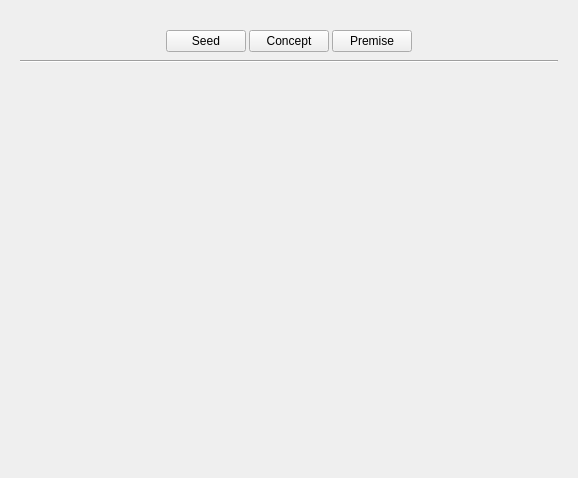
Qt form ui/premise_builder_widget.ui (zkovari/plotlyst) before a commit.
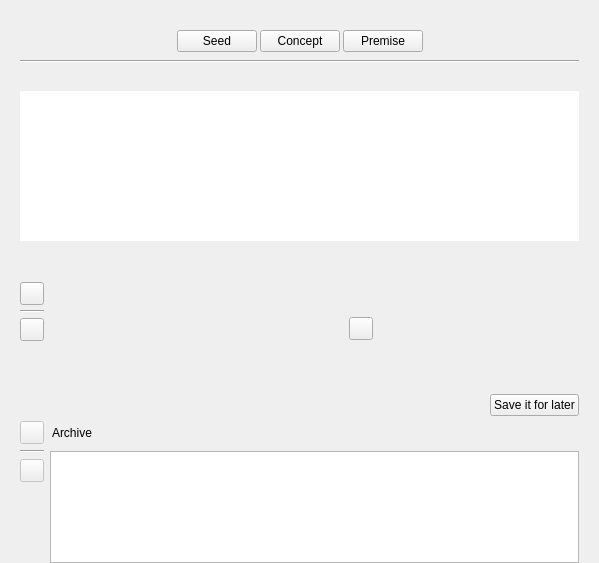
The same form after that commit. The open tabs and pages were chosen to show the change. Custom widgets are drawn as their Qt base class.

Commit message:
Premise panel in premise document (#1052)
* Premise panel in premise document

* list model

* progress

* style

* keywords editor

* premise lineeditor

* focus

* save

* delay edit

* delay edit

* PremiseKeyword class

* edit

* insert keywords

* highlight

* save

* counter

* sidebar

* add wc

* remove premise from archive

* restore

* reset

```diff
--- a/ui/premise_builder_widget.ui
+++ b/ui/premise_builder_widget.ui
@@ -6,8 +6,8 @@
    <rect>
     <x>0</x>
     <y>0</y>
-    <width>578</width>
-    <height>478</height>
+    <width>599</width>
+    <height>563</height>
    </rect>
   </property>
   <property name="windowTitle">
@@ -492,6 +492,475 @@
        <property name="bottomMargin">
         <number>0</number>
        </property>
+       <item>
+        <widget class="QScrollArea" name="scrollArea_3">
+         <property name="frameShape">
+          <enum>QFrame::NoFrame</enum>
+         </property>
+         <property name="widgetResizable">
+          <bool>true</bool>
+         </property>
+         <widget class="QWidget" name="scrollAreaWidgetContents_3">
+          <property name="geometry">
+           <rect>
+            <x>0</x>
+            <y>0</y>
+            <width>559</width>
+            <height>477</height>
+           </rect>
+          </property>
+          <property name="sizePolicy">
+           <sizepolicy hsizetype="Preferred" vsizetype="Expanding">
+            <horstretch>0</horstretch>
+            <verstretch>0</verstretch>
+           </sizepolicy>
+          </property>
+          <property name="relaxed-white-bg" stdset="0">
+           <bool>true</bool>
+          </property>
+          <layout class="QVBoxLayout" name="verticalLayout_7">
+           <property name="spacing">
+            <number>5</number>
+           </property>
+           <property name="leftMargin">
+            <number>0</number>
+           </property>
+           <property name="topMargin">
+            <number>0</number>
+           </property>
+           <property name="rightMargin">
+            <number>0</number>
+           </property>
+           <property name="bottomMargin">
+            <number>0</number>
+           </property>
+           <item>
+            <widget class="Subtitle" name="subtitleConcept2" native="true">
+             <property name="title" stdset="0">
+              <string>Concept</string>
+             </property>
+             <property name="description" stdset="0">
+              <string>Your selected questions that you wish to express in a premise</string>
+             </property>
+             <property name="icon" stdset="0">
+              <string>fa5s.question-circle</string>
+             </property>
+            </widget>
+           </item>
+           <item>
+            <widget class="QListView" name="listSelectedQuestions">
+             <property name="sizePolicy">
+              <sizepolicy hsizetype="Expanding" vsizetype="Minimum">
+               <horstretch>0</horstretch>
+               <verstretch>0</verstretch>
+              </sizepolicy>
+             </property>
+             <property name="maximumSize">
+              <size>
+               <width>16777215</width>
+               <height>150</height>
+              </size>
+             </property>
+             <property name="frameShape">
+              <enum>QFrame::NoFrame</enum>
+             </property>
+             <property name="selectionMode">
+              <enum>QAbstractItemView::NoSelection</enum>
+             </property>
+             <property name="isWrapping" stdset="0">
+              <bool>false</bool>
+             </property>
+             <property name="viewMode">
+              <enum>QListView::ListMode</enum>
+             </property>
+             <property name="selectionRectVisible">
+              <bool>false</bool>
+             </property>
+            </widget>
+           </item>
+           <item>
+            <widget class="Subtitle" name="subtitlePremise" native="true">
+             <property name="title" stdset="0">
+              <string>Premise</string>
+             </property>
+             <property name="description" stdset="0">
+              <string>Based on the concept, write a 1-2 sentence-long summary that encapsulates the story's code idea, typically including the main character, their goal, conflict, and stakes</string>
+             </property>
+             <property name="icon" stdset="0">
+              <string>fa5s.scroll</string>
+             </property>
+            </widget>
+           </item>
+           <item alignment="Qt::AlignRight">
+            <widget class="WordsDisplay" name="lblWordCount">
+             <property name="sizePolicy">
+              <sizepolicy hsizetype="Preferred" vsizetype="Maximum">
+               <horstretch>0</horstretch>
+               <verstretch>0</verstretch>
+              </sizepolicy>
+             </property>
+             <property name="text">
+              <string/>
+             </property>
+             <property name="description" stdset="0">
+              <bool>true</bool>
+             </property>
+            </widget>
+           </item>
+           <item>
+            <widget class="QWidget" name="widget_2" native="true">
+             <layout class="QHBoxLayout" name="horizontalLayout_3">
+              <property name="spacing">
+               <number>1</number>
+              </property>
+              <property name="leftMargin">
+               <number>0</number>
+              </property>
+              <property name="topMargin">
+               <number>10</number>
+              </property>
+              <property name="rightMargin">
+               <number>0</number>
+              </property>
+              <property name="bottomMargin">
+               <number>45</number>
+              </property>
+              <item>
+               <widget class="QWidget" name="widget_3" native="true">
+                <layout class="QVBoxLayout" name="verticalLayout_8">
+                 <property name="spacing">
+                  <number>3</number>
+                 </property>
+                 <property name="leftMargin">
+                  <number>0</number>
+                 </property>
+                 <property name="topMargin">
+                  <number>0</number>
+                 </property>
+                 <property name="rightMargin">
+                  <number>0</number>
+                 </property>
+                 <property name="bottomMargin">
+                  <number>0</number>
+                 </property>
+                 <item>
+                  <widget class="QToolButton" name="btnPremiseHighlight">
+                   <property name="cursor">
+                    <cursorShape>PointingHandCursor</cursorShape>
+                   </property>
+                   <property name="toolTip">
+                    <string>Highlight keywords in premise</string>
+                   </property>
+                   <property name="text">
+                    <string/>
+                   </property>
+                   <property name="checkable">
+                    <bool>true</bool>
+                   </property>
+                   <property name="transparent" stdset="0">
+                    <bool>true</bool>
+                   </property>
+                  </widget>
+                 </item>
+                 <item>
+                  <widget class="Line" name="line_2">
+                   <property name="orientation">
+                    <enum>Qt::Horizontal</enum>
+                   </property>
+                  </widget>
+                 </item>
+                 <item>
+                  <widget class="QToolButton" name="btnPremiseClear">
+                   <property name="cursor">
+                    <cursorShape>PointingHandCursor</cursorShape>
+                   </property>
+                   <property name="toolTip">
+                    <string>Reset current premise without saving it</string>
+                   </property>
+                   <property name="text">
+                    <string/>
+                   </property>
+                   <property name="transparent" stdset="0">
+                    <bool>true</bool>
+                   </property>
+                  </widget>
+                 </item>
+                </layout>
+               </widget>
+              </item>
+              <item>
+               <widget class="QWidget" name="wdgAttributesParent" native="true">
+                <layout class="QHBoxLayout" name="horizontalLayout_6">
+                 <property name="spacing">
+                  <number>3</number>
+                 </property>
+                 <property name="leftMargin">
+                  <number>2</number>
+                 </property>
+                 <property name="topMargin">
+                  <number>35</number>
+                 </property>
+                 <property name="rightMargin">
+                  <number>2</number>
+                 </property>
+                 <property name="bottomMargin">
+                  <number>2</number>
+                 </property>
+                 <item>
+                  <spacer name="horizontalSpacer_5">
+                   <property name="orientation">
+                    <enum>Qt::Horizontal</enum>
+                   </property>
+                   <property name="sizeType">
+                    <enum>QSizePolicy::Fixed</enum>
+                   </property>
+                   <property name="sizeHint" stdset="0">
+                    <size>
+                     <width>40</width>
+                     <height>20</height>
+                    </size>
+                   </property>
+                  </spacer>
+                 </item>
+                 <item>
+                  <widget class="QWidget" name="wdgPremiseParent" native="true">
+                   <property name="sizePolicy">
+                    <sizepolicy hsizetype="Expanding" vsizetype="Maximum">
+                     <horstretch>0</horstretch>
+                     <verstretch>0</verstretch>
+                    </sizepolicy>
+                   </property>
+                   <property name="maximumSize">
+                    <size>
+                     <width>1200</width>
+                     <height>16777215</height>
+                    </size>
+                   </property>
+                   <layout class="QHBoxLayout" name="horizontalLayout_7">
+                    <property name="spacing">
+                     <number>3</number>
+                    </property>
+                    <property name="leftMargin">
+                     <number>100</number>
+                    </property>
+                    <property name="topMargin">
+                     <number>2</number>
+                    </property>
+                    <property name="rightMargin">
+                     <number>2</number>
+                    </property>
+                    <property name="bottomMargin">
+                     <number>2</number>
+                    </property>
+                    <item alignment="Qt::AlignHCenter">
+                     <widget class="QToolButton" name="btnPremiseIcon">
+                      <property name="text">
+                       <string/>
+                      </property>
+                      <property name="transparent" stdset="0">
+                       <bool>true</bool>
+                      </property>
+                     </widget>
+                    </item>
+                   </layout>
+                  </widget>
+                 </item>
+                 <item>
+                  <spacer name="horizontalSpacer_7">
+                   <property name="orientation">
+                    <enum>Qt::Horizontal</enum>
+                   </property>
+                   <property name="sizeType">
+                    <enum>QSizePolicy::Fixed</enum>
+                   </property>
+                   <property name="sizeHint" stdset="0">
+                    <size>
+                     <width>40</width>
+                     <height>20</height>
+                    </size>
+                   </property>
+                  </spacer>
+                 </item>
+                </layout>
+               </widget>
+              </item>
+             </layout>
+            </widget>
+           </item>
+           <item alignment="Qt::AlignRight">
+            <widget class="QPushButton" name="btnSavePremise">
+             <property name="cursor">
+              <cursorShape>PointingHandCursor</cursorShape>
+             </property>
+             <property name="text">
+              <string>Save it for later</string>
+             </property>
+             <property name="base" stdset="0">
+              <bool>false</bool>
+             </property>
+             <property name="positive" stdset="0">
+              <bool>false</bool>
+             </property>
+             <property name="transparent" stdset="0">
+              <bool>true</bool>
+             </property>
+            </widget>
+           </item>
+           <item>
+            <widget class="QWidget" name="widget_4" native="true">
+             <layout class="QHBoxLayout" name="horizontalLayout_4">
+              <property name="leftMargin">
+               <number>0</number>
+              </property>
+              <property name="topMargin">
+               <number>0</number>
+              </property>
+              <property name="rightMargin">
+               <number>0</number>
+              </property>
+              <property name="bottomMargin">
+               <number>0</number>
+              </property>
+              <item>
+               <layout class="QVBoxLayout" name="verticalLayout_9">
+                <item>
+                 <widget class="QToolButton" name="btnRestorePremiseArchive">
+                  <property name="enabled">
+                   <bool>false</bool>
+                  </property>
+                  <property name="cursor">
+                   <cursorShape>PointingHandCursor</cursorShape>
+                  </property>
+                  <property name="toolTip">
+                   <string>Restore selected premise from archive</string>
+                  </property>
+                  <property name="text">
+                   <string/>
+                  </property>
+                  <property name="transparent" stdset="0">
+                   <bool>true</bool>
+                  </property>
+                 </widget>
+                </item>
+                <item>
+                 <widget class="Line" name="lineSide">
+                  <property name="orientation">
+                   <enum>Qt::Horizontal</enum>
+                  </property>
+                 </widget>
+                </item>
+                <item>
+                 <widget class="QToolButton" name="btnDeletePremiseArchive">
+                  <property name="enabled">
+                   <bool>false</bool>
+                  </property>
+                  <property name="cursor">
+                   <cursorShape>PointingHandCursor</cursorShape>
+                  </property>
+                  <property name="toolTip">
+                   <string>Remove selected premise from archive</string>
+                  </property>
+                  <property name="text">
+                   <string/>
+                  </property>
+                  <property name="transparent" stdset="0">
+                   <bool>true</bool>
+                  </property>
+                 </widget>
+                </item>
+                <item>
+                 <spacer name="verticalSpacer_2">
+                  <property name="orientation">
+                   <enum>Qt::Vertical</enum>
+                  </property>
+                  <property name="sizeHint" stdset="0">
+                   <size>
+                    <width>20</width>
+                    <height>40</height>
+                   </size>
+                  </property>
+                 </spacer>
+                </item>
+               </layout>
+              </item>
+              <item>
+               <layout class="QVBoxLayout" name="verticalLayout_10">
+                <item>
+                 <widget class="QWidget" name="wdgArchiveTop" native="true">
+                  <layout class="QHBoxLayout" name="horizontalLayout_5">
+                   <property name="spacing">
+                    <number>0</number>
+                   </property>
+                   <property name="leftMargin">
+                    <number>2</number>
+                   </property>
+                   <property name="topMargin">
+                    <number>2</number>
+                   </property>
+                   <property name="rightMargin">
+                    <number>2</number>
+                   </property>
+                   <property name="bottomMargin">
+                    <number>2</number>
+                   </property>
+                   <item>
+                    <widget class="QLabel" name="lblArchive">
+                     <property name="text">
+                      <string>Archive</string>
+                     </property>
+                     <property name="description" stdset="0">
+                      <bool>true</bool>
+                     </property>
+                    </widget>
+                   </item>
+                   <item>
+                    <spacer name="horizontalSpacer_3">
+                     <property name="orientation">
+                      <enum>Qt::Horizontal</enum>
+                     </property>
+                     <property name="sizeHint" stdset="0">
+                      <size>
+                       <width>40</width>
+                       <height>20</height>
+                      </size>
+                     </property>
+                    </spacer>
+                   </item>
+                  </layout>
+                 </widget>
+                </item>
+                <item>
+                 <widget class="QTableView" name="tblPremiseArchive">
+                  <attribute name="horizontalHeaderVisible">
+                   <bool>false</bool>
+                  </attribute>
+                  <attribute name="verticalHeaderVisible">
+                   <bool>false</bool>
+                  </attribute>
+                 </widget>
+                </item>
+               </layout>
+              </item>
+             </layout>
+            </widget>
+           </item>
+           <item>
+            <spacer name="verticalSpacer_4">
+             <property name="orientation">
+              <enum>Qt::Vertical</enum>
+             </property>
+             <property name="sizeHint" stdset="0">
+              <size>
+               <width>20</width>
+               <height>40</height>
+              </size>
+             </property>
+            </spacer>
+           </item>
+          </layout>
+         </widget>
+        </widget>
+       </item>
       </layout>
      </widget>
     </widget>
@@ -505,6 +974,11 @@
    <header>plotlyst.view.widget.display</header>
    <container>1</container>
   </customwidget>
+  <customwidget>
+   <class>WordsDisplay</class>
+   <extends>QLabel</extends>
+   <header>plotlyst.view.widget.display</header>
+  </customwidget>
  </customwidgets>
  <resources/>
  <connections>
```
Left out of the diff: 14 changed lines with no effect on the pictures. The commit also changes 8 other files.
